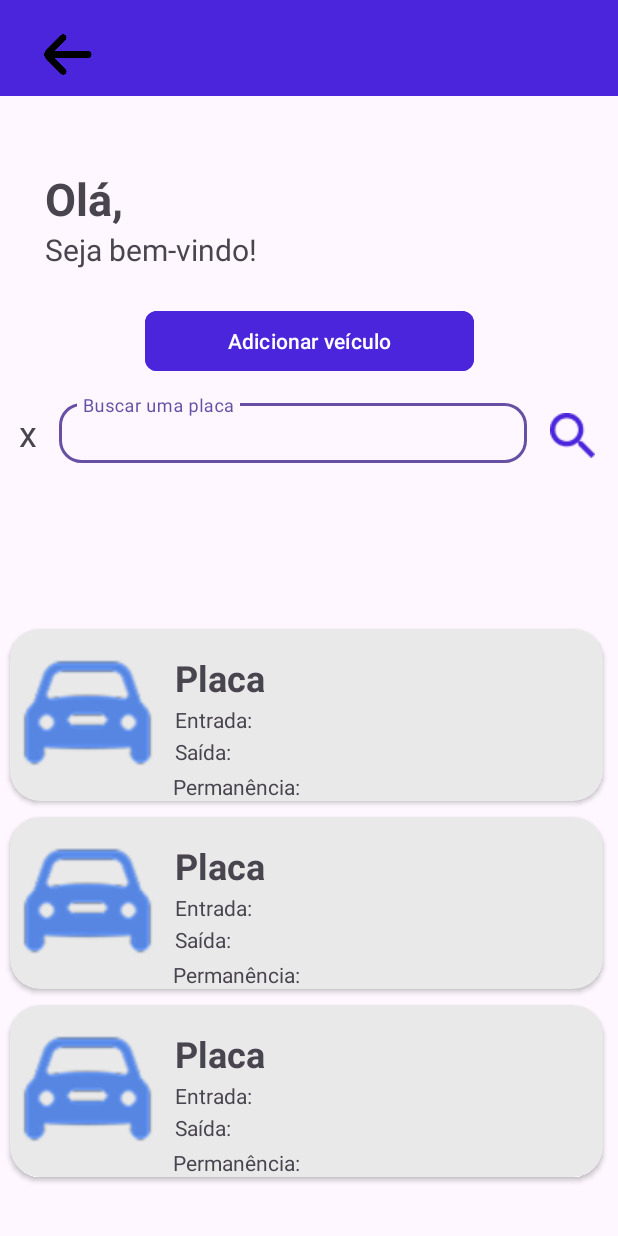
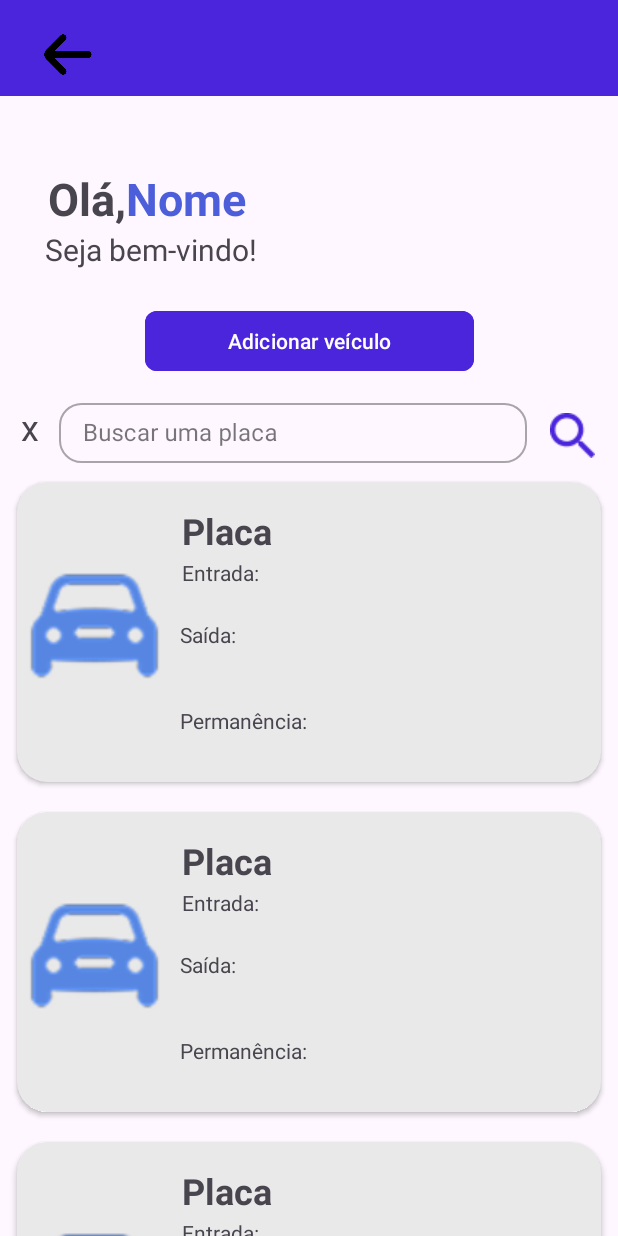
Before and after one commit to liviaizidorio/Projeto-JBS-Estacionamento, an Android app: the layout activity_info_veiculos.xml on its own in the app's theme, with its tools: preview values and no code run, on a phone screen of 412 x 824 dp. Run offline under Robolectric (Android 15) with nearby library versions, the phone set to English and light mode, and no system bars.

Commit message:
Arrumando as telas e alguns códigos

```diff
--- a/app/src/main/java/com/livia/projetojbs_estacionamento/Cadastro.java
+++ b/app/src/main/java/com/livia/projetojbs_estacionamento/Cadastro.java
@@ -28,14 +28,14 @@
         Button bt_add_veiculo = findViewById(R.id.bt_add_veiculo);
 
         bt_entrar_usuario.setOnClickListener(v -> {
+            isAdmin = false;
             Intent rota = new Intent(this, LoginUsuario.class);
             startActivity(rota);
         });
         bt_add_veiculo.setOnClickListener(v -> {
+            isAdmin = true;
             Intent rota = new Intent(this, LoginAdmin.class);
             startActivity(rota);
         });
-        isAdmin = true;
-
     }
 }
--- a/app/src/main/res/layout/activity_cadastro_admin.xml
+++ b/app/src/main/res/layout/activity_cadastro_admin.xml
@@ -158,8 +158,10 @@
         android:src="@drawable/ic_eye"
         app:layout_constraintBottom_toBottomOf="parent"
         app:layout_constraintEnd_toEndOf="parent"
+        app:layout_constraintHorizontal_bias="1.0"
         app:layout_constraintStart_toEndOf="@+id/senhaAdmin"
         app:layout_constraintTop_toBottomOf="@+id/toolbar"
+        app:layout_constraintVertical_bias="0.0"
         app:tint="#020202" />
 
     <TextView
--- a/app/src/main/res/layout/activity_cadastro_placa.xml
+++ b/app/src/main/res/layout/activity_cadastro_placa.xml
@@ -62,7 +62,7 @@
         android:layout_height="wrap_content"
         android:layout_marginStart="49dp"
         android:layout_marginTop="36dp"
-        android:text="Telefone"
+        android:text="Placa"
         android:textColor="#807979"
         app:layout_constraintStart_toStartOf="parent"
         app:layout_constraintTop_toBottomOf="@+id/textView2" />
--- a/app/src/main/res/layout/activity_info_veiculos.xml
+++ b/app/src/main/res/layout/activity_info_veiculos.xml
@@ -6,6 +6,17 @@
     android:layout_width="match_parent"
     android:layout_height="match_parent"
     tools:context=".InfoVeiculos">
+
+    <androidx.recyclerview.widget.RecyclerView
+        android:id="@+id/rvUsuario"
+        android:layout_width="0dp"
+        android:layout_height="wrap_content"
+        android:layout_marginStart="1dp"
+        android:layout_marginEnd="1dp"
+        app:layout_constraintEnd_toEndOf="parent"
+        app:layout_constraintStart_toStartOf="parent"
+        app:layout_constraintTop_toBottomOf="@+id/placaUsuario"
+        tools:listitem="@layout/item_carros" />
 
     <androidx.appcompat.widget.Toolbar
         android:id="@+id/toolbar"
@@ -32,15 +43,26 @@
         app:srcCompat="@drawable/seta" />
 
     <TextView
+        android:id="@+id/textView90"
+        android:layout_width="98dp"
+        android:layout_height="40dp"
+        android:layout_marginTop="48dp"
+        android:text="Nome"
+        android:textColor="#4D5EDB"
+        android:textSize="30dp"
+        android:textStyle="bold"
+        app:layout_constraintStart_toEndOf="@+id/textView"
+        app:layout_constraintTop_toBottomOf="@+id/toolbar" />
+
+    <TextView
         android:id="@+id/textView"
         android:layout_width="wrap_content"
         android:layout_height="wrap_content"
+        android:layout_marginStart="32dp"
         android:layout_marginTop="48dp"
         android:text="Olá,"
         android:textSize="30sp"
         android:textStyle="bold"
-        app:layout_constraintEnd_toEndOf="parent"
-        app:layout_constraintHorizontal_bias="0.083"
         app:layout_constraintStart_toStartOf="parent"
         app:layout_constraintTop_toBottomOf="@+id/toolbar" />
 
@@ -106,56 +128,15 @@
         app:layout_constraintTop_toBottomOf="@+id/add_veiculo"
         app:srcCompat="@drawable/busca" />
 
-    <androidx.constraintlayout.widget.ConstraintLayout
-        android:layout_width="408dp"
-        android:layout_height="398dp"
-        android:layout_marginBottom="28dp"
-        app:layout_constraintBottom_toBottomOf="parent"
-        app:layout_constraintEnd_toEndOf="parent"
-        app:layout_constraintHorizontal_bias="0.0"
-        app:layout_constraintStart_toStartOf="parent"
-        app:layout_constraintTop_toBottomOf="@+id/placaUsuario"
-        app:layout_constraintVertical_bias="1.0">
-
-        <androidx.recyclerview.widget.RecyclerView
-            android:id="@+id/rvUsuario"
-            android:layout_width="406dp"
-            android:layout_height="396dp"
-            android:layout_marginStart="1dp"
-            android:layout_marginTop="16dp"
-            android:layout_marginEnd="1dp"
-            app:layout_constraintEnd_toEndOf="parent"
-            app:layout_constraintHorizontal_bias="0.0"
-            app:layout_constraintStart_toStartOf="parent"
-            app:layout_constraintTop_toTopOf="parent"
-            tools:listitem="@layout/item_carros" />
-    </androidx.constraintlayout.widget.ConstraintLayout>
-
     <TextView
         android:id="@+id/textX"
-        android:layout_width="wrap_content"
-        android:layout_height="wrap_content"
-        android:layout_marginTop="208dp"
+        android:layout_width="12dp"
+        android:layout_height="0dp"
+        android:layout_marginTop="204dp"
         android:text="x"
         android:textSize="24sp"
         app:layout_constraintEnd_toStartOf="@+id/placaUsuario"
-        app:layout_constraintHorizontal_bias="0.461"
         app:layout_constraintStart_toStartOf="parent"
         app:layout_constraintTop_toBottomOf="@+id/toolbar" />
 
-    <TextView
-        android:id="@+id/textView12"
-        android:layout_width="wrap_content"
-        android:layout_height="wrap_content"
-        android:layout_marginTop="58dp"
-        android:layout_marginEnd="229dp"
-        android:textSize="20sp"
-        app:layout_constraintBottom_toTopOf="@+id/textView2"
-        app:layout_constraintEnd_toEndOf="parent"
-        app:layout_constraintHorizontal_bias="0.0"
-        app:layout_constraintStart_toEndOf="@+id/textView"
-        app:layout_constraintTop_toBottomOf="@+id/toolbar"
-        app:layout_constraintVertical_bias="0.0" />
-
-
 </androidx.constraintlayout.widget.ConstraintLayout>
--- a/app/src/main/res/layout/item_carros.xml
+++ b/app/src/main/res/layout/item_carros.xml
@@ -5,13 +5,13 @@
     android:id="@+id/rvUsuario"
     android:layout_width="match_parent"
     android:layout_height="wrap_content"
-    android:layout_margin="5dp"
+    android:layout_margin="10dp"
     android:backgroundTint="#E9E9E9"
     app:cardCornerRadius="20dp">
 
     <androidx.constraintlayout.widget.ConstraintLayout
         android:layout_width="match_parent"
-        android:layout_height="wrap_content">
+        android:layout_height="200dp">
 
         <TextView
             android:id="@+id/item_carro_placa"
@@ -39,8 +39,8 @@
             android:id="@+id/item_carro_saida"
             android:layout_width="wrap_content"
             android:layout_height="wrap_content"
-            android:layout_marginStart="9dp"
-            android:layout_marginTop="2dp"
+            android:layout_marginStart="8dp"
+            android:layout_marginTop="22dp"
             android:text="Saída:"
             app:layout_constraintStart_toEndOf="@id/imageView2"
             app:layout_constraintTop_toBottomOf="@+id/item_carro_entrada" />
@@ -50,7 +50,7 @@
             android:layout_width="wrap_content"
             android:layout_height="wrap_content"
             android:layout_marginStart="8dp"
-            android:layout_marginTop="4dp"
+            android:layout_marginTop="38dp"
             android:text="Permanência:"
             app:layout_constraintStart_toEndOf="@id/imageView2"
             app:layout_constraintTop_toBottomOf="@+id/item_carro_saida" />
@@ -86,8 +86,8 @@
             android:id="@+id/bt_excluir_carro2"
             android:layout_width="48dp"
             android:layout_height="48dp"
-            android:layout_marginTop="32dp"
-            android:layout_marginEnd="28dp"
+            android:layout_marginTop="76dp"
+            android:layout_marginEnd="36dp"
             android:background="@null"
             android:contentDescription="Excluir carro"
             android:padding="8dp"
```
Also changed, not shown: app/src/main/java/com/livia/projetojbs_estacionamento/CadastroPlaca.java (+13 -2 lines), app/src/main/java/com/livia/projetojbs_estacionamento/InfoVeiculos.java (+8 -3 lines), app/src/main/java/com/livia/projetojbs_estacionamento/ListaCarros.java (+9 -0 lines), app/src/main/java/com/livia/projetojbs_estacionamento/LoginAdmin.java (+19 -2 lines), app/src/main/java/com/livia/projetojbs_estacionamento/Veiculo.java (+11 -0 lines), app/src/main/java/com/livia/projetojbs_estacionamento/VeiculoAdapter.java (+7 -6 lines), app/src/main/res/layout/activity_lista_carros.xml (+19 -30 lines), app/src/main/res/layout/activity_login_admin.xml (+22 -4 lines), app/src/main/res/layout/activity_login_usuario.xml (+6 -4 lines), app/src/main/res/layout/item_carros_admin.xml (deleted, +0 -85 lines).
